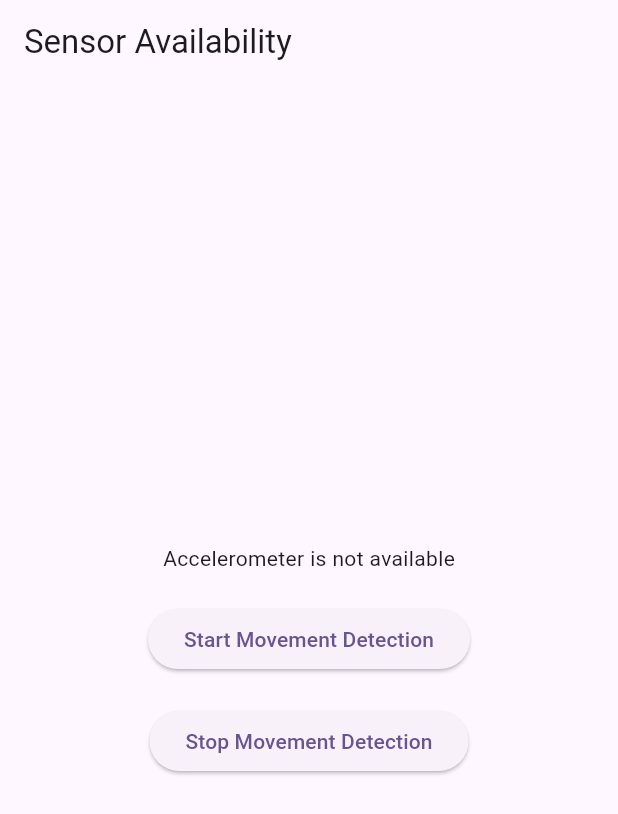
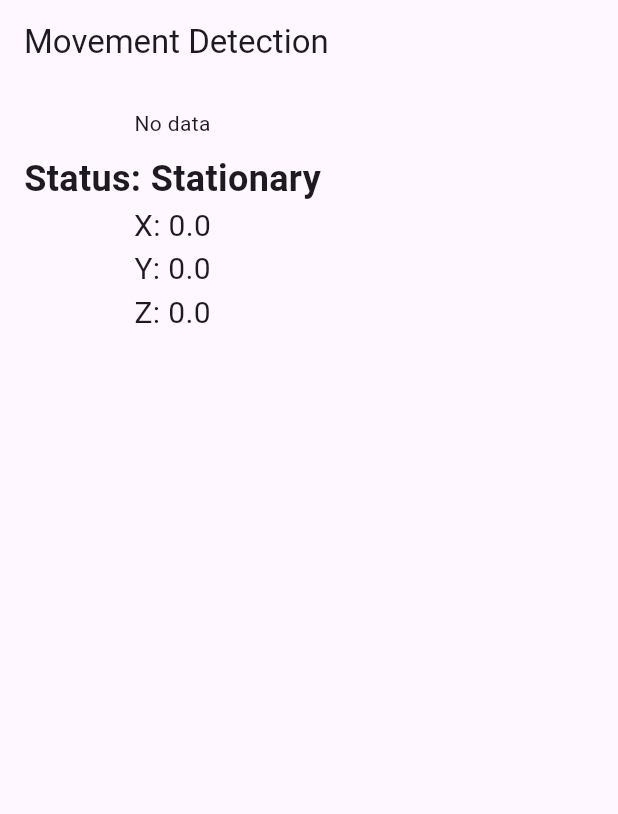
Before and after one commit to Tanveer52/native-movement-detection, a Flutter app: the screen it shows after launch, on a phone screen of 412 x 824 dp. Shown: the top 814 px of the screen. Run offline on Flutter 3.47's test engine with Material 3 defaults, Android fonts, the light colour scheme and no system bars.

Commit message:
movement detection has been working 90%

```diff
--- a/lib/main.dart
+++ b/lib/main.dart
@@ -1,29 +1,61 @@
+//   @override
+//   Widget build(BuildContext context) {
+//     return Scaffold(
+//       appBar: AppBar(
+//         title: const Text('Sensor Availability'),
+//       ),
+//       body: SingleChildScrollView(
+//         child: Center(
+//           child: FutureBuilder<bool>(
+//             future: _sensorService.isAccelerometerAvailable(),
+//             builder: (context, snapshot) {
+//               if (snapshot.connectionState == ConnectionState.waiting) {
+//                 return const CircularProgressIndicator();
+//               } else if (snapshot.hasError) {
+//                 return Text('Error: ${snapshot.error}');
+//               } else {
+//                 return Column(
+//                   mainAxisAlignment: MainAxisAlignment.center,
+//                   children: [
+//                     Text(snapshot.data == true
+//                         ? 'Accelerometer is available'
+//                         : 'Accelerometer is not available'),
+//                     const SizedBox(height: 20),
+//                     ElevatedButton(
+//                       onPressed: () {
+//                         _sensorService.startMovementDetection();
+//                       },
+//                       child: const Text('Start Movement Detection'),
+//                     ),
+//                     const SizedBox(height: 20),
+//                     ElevatedButton(
+//                       onPressed: () {
+//                         _sensorService.stopMovementDetection();
+//                       },
+//                       child: const Text('Stop Movement Detection'),
+//                     ),
+//
+//                   ],
+//                 );
+//               }
+//             },
+//           ),
+//         ),
+//       ),
+//     );
+//   }
+// }
+
+import 'dart:developer';
+
 import 'package:flutter/material.dart';
 import 'package:flutter/services.dart';
-
-void main() {
-  runApp(const MyApp());
-}
-
-class MyApp extends StatelessWidget {
-  const MyApp({super.key});
-
-  @override
-  Widget build(BuildContext context) {
-    return MaterialApp(
-      title: 'Flutter Demo',
-      theme: ThemeData(
-        colorScheme: ColorScheme.fromSeed(seedColor: Colors.deepPurple),
-        useMaterial3: true,
-      ),
-      home: MyHomePage(),
-    );
-  }
-}
 
 class SensorService {
   static const MethodChannel _channel =
       MethodChannel('com.example.movement_detection/sensor');
+  static Function(double x, double y, double z, bool isMoving)?
+      onMovementDetected;
 
   Future<bool> isAccelerometerAvailable() async {
     try {
@@ -31,7 +63,7 @@ class SensorService {
           await _channel.invokeMethod('isAccelerometerAvailable');
       return isAvailable;
     } on PlatformException catch (e) {
-      print("Failed to get accelerometer availability: '${e.message}'.");
+      log("Failed to get accelerometer availability: '${e.message}'.");
       return false;
     }
   }
@@ -45,12 +77,13 @@ class SensorService {
           final double x = data['x'];
           final double y = data['y'];
           final double z = data['z'];
-          // Handle movement data
-          print('Movement detected: x=$x, y=$y, z=$z');
+          onMovementDetected?.call(x, y, z, true);
+        } else if (call.method == 'onStationaryDetected') {
+          onMovementDetected?.call(0, 0, 0, false);
         }
       });
     } on PlatformException catch (e) {
-      print("Failed to start movement detection: '${e.message}'.");
+      log("Failed to start movement detection: '${e.message}'.");
     }
   }
 
@@ -58,53 +91,98 @@ class SensorService {
     try {
       await _channel.invokeMethod('stopMovementDetection');
     } on PlatformException catch (e) {
-      print("Failed to stop movement detection: '${e.message}'.");
+      log("Failed to stop movement detection: '${e.message}'.");
     }
   }
 }
 
-class MyHomePage extends StatelessWidget {
+void main() => runApp(const MyApp());
+
+class MyApp extends StatelessWidget {
+  const MyApp({super.key});
+
+  @override
+  Widget build(BuildContext context) {
+    return const MaterialApp(
+      home: MovementDetectionPage(),
+    );
+  }
+}
+
+class MovementDetectionPage extends StatefulWidget {
+  const MovementDetectionPage({super.key});
+
+  @override
+  MovementDetectionPageState createState() => MovementDetectionPageState();
+}
+
+class MovementDetectionPageState extends State<MovementDetectionPage> {
+  static const eventChannel =
+      EventChannel('com.example.movement_detection/sensorStream');
   final SensorService _sensorService = SensorService();
+
+  String status = "Stationary";
+  double x = 0.0, y = 0.0, z = 0.0;
+  String isSensorAvailble = 'No data';
+
+  @override
+  void initState() {
+    super.initState();
+    eventChannel.receiveBroadcastStream().listen((event) {
+      setState(() {
+        x = event['x'];
+        y = event['y'];
+        z = event['z'];
+        status = event['status'];
+      });
+      WidgetsBinding.instance.addPostFrameCallback((_) async {
+        isSensorAvailble = await _sensorService.isAccelerometerAvailable()
+            ? 'Accelerometer is available'
+            : 'Accelerometer is not available';
+      });
+    });
+  }
 
   @override
   Widget build(BuildContext context) {
     return Scaffold(
       appBar: AppBar(
-        title: Text('Sensor Availability'),
+        title: const Text('Movement Detection'),
       ),
-      body: Center(
-        child: FutureBuilder<bool>(
-          future: _sensorService.isAccelerometerAvailable(),
-          builder: (context, snapshot) {
-            if (snapshot.connectionState == ConnectionState.waiting) {
-              return CircularProgressIndicator();
-            } else if (snapshot.hasError) {
-              return Text('Error: ${snapshot.error}');
-            } else {
-              return Column(
-                mainAxisAlignment: MainAxisAlignment.center,
-                children: [
-                  Text(snapshot.data == true
-                      ? 'Accelerometer is available'
-                      : 'Accelerometer is not available'),
-                  SizedBox(height: 20),
-                  ElevatedButton(
-                    onPressed: () {
-                      _sensorService.startMovementDetection();
-                    },
-                    child: Text('Start Movement Detection'),
-                  ),
-                  SizedBox(height: 20),
-                  ElevatedButton(
-                    onPressed: () {
-                      _sensorService.stopMovementDetection();
-                    },
-                    child: Text('Stop Movement Detection'),
-                  ),
-                ],
-              );
-            }
-          },
+      body: Padding(
+        padding: const EdgeInsets.all(16.0),
+        child: SingleChildScrollView(
+          child: Column(
+            crossAxisAlignment: CrossAxisAlignment.center,
+            mainAxisAlignment: MainAxisAlignment.center,
+            children: [
+              Text(isSensorAvailble),
+              const SizedBox(height: 10),
+              // ElevatedButton(
+              //   onPressed: () {
+              //     _sensorService.startMovementDetection();
+              //   },
+              //   child: const Text('Start Movement Detection'),
+              // ),
+              // const SizedBox(height: 10),
+              // ElevatedButton(
+              //   onPressed: () {
+              //     _sensorService.stopMovementDetection();
+              //   },
+              //   child: const Text('Stop Movement Detection'),
+              // ),
+              Text('Status: $status',
+                  style: const TextStyle(
+                      fontSize: 24, fontWeight: FontWeight.bold)),
+              Text('X: ${x.toDouble().toStringAsFixed(1)}',
+                  style: const TextStyle(fontSize: 20)),
+              Text('Y: ${y.toDouble().toStringAsFixed(1)}',
+                  style: const TextStyle(fontSize: 20)),
+              Text('Z: ${z.toDouble().toStringAsFixed(1)}',
+                  style: const TextStyle(fontSize: 20)),
+              const SizedBox(height: 10),
+            ],
+          ),
         ),
       ),
     );
```
Also changed, not shown: 1 other file.
